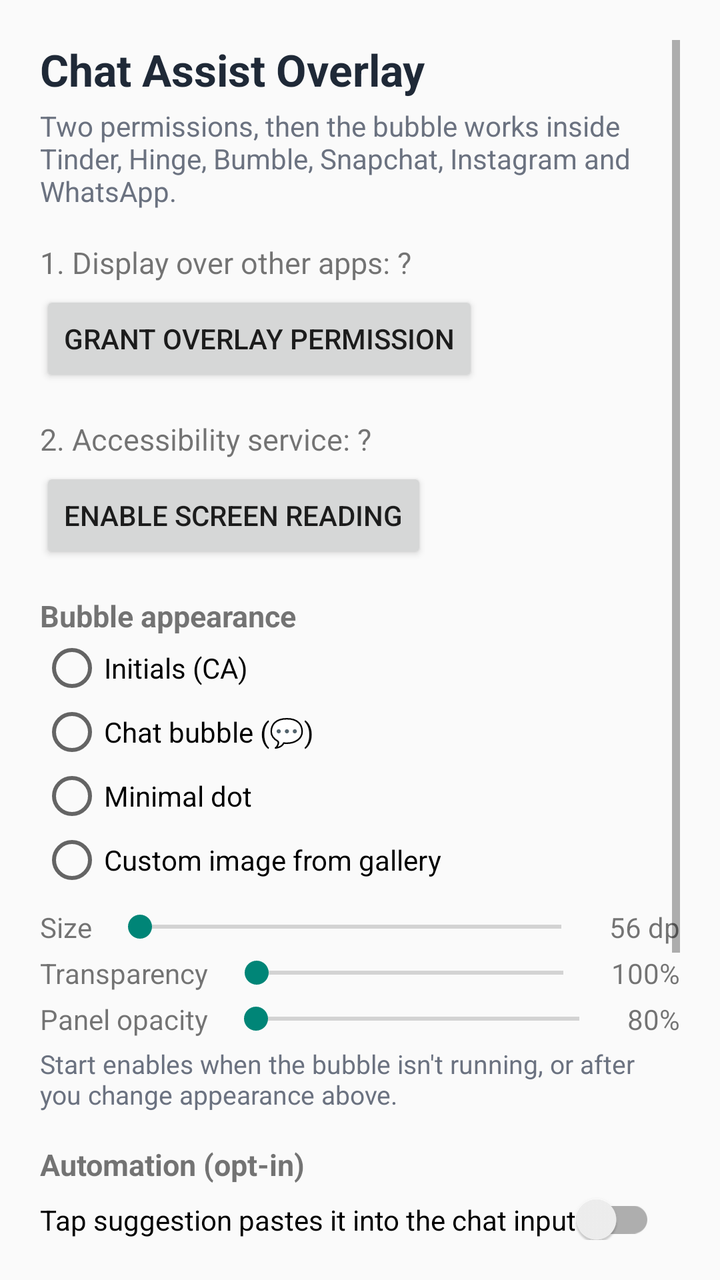
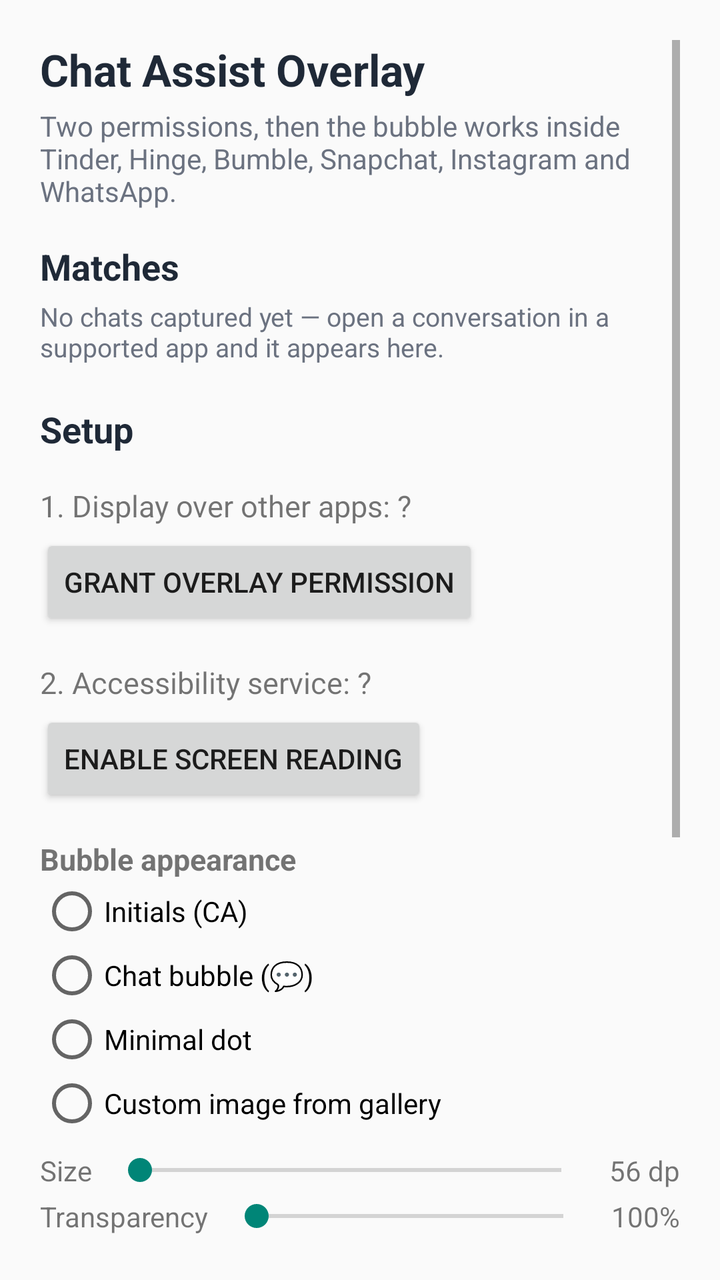

The first picture is an Android layout as it rendered before a commit; the second is the same layout after the commit. The layout source and the unified diff follow.
<!-- AndroidManifest.xml: application theme Theme.ChatAssist -->
<!-- res/layout/activity_main.xml -->
<?xml version="1.0" encoding="utf-8"?>
<ScrollView xmlns:android="http://schemas.android.com/apk/res/android"
    android:layout_width="match_parent"
    android:layout_height="match_parent"
    android:padding="20dp">

    <LinearLayout
        android:layout_width="match_parent"
        android:layout_height="wrap_content"
        android:orientation="vertical">

        <TextView
            android:layout_width="wrap_content"
            android:layout_height="wrap_content"
            android:text="Chat Assist Overlay"
            android:textColor="@color/ink"
            android:textSize="22sp"
            android:textStyle="bold" />

        <TextView
            android:layout_width="wrap_content"
            android:layout_height="wrap_content"
            android:layout_marginTop="4dp"
            android:text="Two permissions, then the bubble works inside Tinder, Hinge, Bumble, Snapchat, Instagram and WhatsApp."
            android:textColor="#6B7280"
            android:textSize="14sp" />

        <TextView
            android:id="@+id/statusOverlay"
            android:layout_width="wrap_content"
            android:layout_height="wrap_content"
            android:layout_marginTop="16dp"
            android:text="1. Display over other apps: ?"
            android:textSize="15sp" />

        <Button
            android:id="@+id/btnOverlay"
            android:layout_width="wrap_content"
            android:layout_height="wrap_content"
            android:layout_marginTop="4dp"
            android:text="Grant overlay permission" />

        <TextView
            android:id="@+id/statusA11y"
            android:layout_width="wrap_content"
            android:layout_height="wrap_content"
            android:layout_marginTop="16dp"
            android:text="2. Accessibility service: ?"
            android:textSize="15sp" />

        <Button
            android:id="@+id/btnA11y"
            android:layout_width="wrap_content"
            android:layout_height="wrap_content"
            android:layout_marginTop="4dp"
            android:text="Enable screen reading" />

        <TextView
            android:layout_width="wrap_content"
            android:layout_height="wrap_content"
            android:layout_marginTop="16dp"
            android:text="Bubble appearance"
            android:textSize="15sp"
            android:textStyle="bold" />

        <RadioGroup
            android:id="@+id/iconGroup"
            android:layout_width="match_parent"
            android:layout_height="wrap_content"
            android:orientation="vertical">

            <RadioButton
                android:id="@+id/radioInitials"
                android:layout_width="wrap_content"
                android:layout_height="wrap_content"
                android:text="Initials (CA)" />

            <RadioButton
                android:id="@+id/radioChat"
                android:layout_width="wrap_content"
                android:layout_height="wrap_content"
                android:text="Chat bubble (💬)" />

            <RadioButton
                android:id="@+id/radioDot"
                android:layout_width="wrap_content"
                android:layout_height="wrap_content"
                android:text="Minimal dot" />

            <RadioButton
                android:id="@+id/radioCustom"
                android:layout_width="wrap_content"
                android:layout_height="wrap_content"
                android:text="Custom image from gallery" />
        </RadioGroup>

        <LinearLayout
            android:layout_width="match_parent"
            android:layout_height="wrap_content"
            android:layout_marginTop="8dp"
            android:gravity="center_vertical"
            android:orientation="horizontal">

            <TextView
                android:layout_width="wrap_content"
                android:layout_height="wrap_content"
                android:text="Size"
                android:textSize="14sp" />

            <SeekBar
                android:id="@+id/sizeSeek"
                android:layout_width="0dp"
                android:layout_height="wrap_content"
                android:layout_marginStart="8dp"
                android:layout_weight="1" />

            <TextView
                android:id="@+id/sizeValue"
                android:layout_width="wrap_content"
                android:layout_height="wrap_content"
                android:layout_marginStart="8dp"
                android:text="56 dp"
                android:textSize="14sp" />
        </LinearLayout>

        <LinearLayout
            android:layout_width="match_parent"
            android:layout_height="wrap_content"
            android:layout_marginTop="4dp"
            android:gravity="center_vertical"
            android:orientation="horizontal">

            <TextView
                android:layout_width="wrap_content"
                android:layout_height="wrap_content"
                android:text="Transparency"
                android:textSize="14sp" />

            <SeekBar
                android:id="@+id/alphaSeek"
                android:layout_width="0dp"
                android:layout_height="wrap_content"
                android:layout_marginStart="8dp"
                android:layout_weight="1" />

            <TextView
                android:id="@+id/alphaValue"
                android:layout_width="wrap_content"
                android:layout_height="wrap_content"
                android:layout_marginStart="8dp"
                android:text="100%"
                android:textSize="14sp" />
        </LinearLayout>

        <LinearLayout
            android:layout_width="match_parent"
            android:layout_height="wrap_content"
            android:layout_marginTop="4dp"
            android:gravity="center_vertical"
            android:orientation="horizontal">

            <TextView
                android:layout_width="wrap_content"
                android:layout_height="wrap_content"
                android:text="Panel opacity"
                android:textSize="14sp" />

            <SeekBar
                android:id="@+id/panelAlphaSeek"
                android:layout_width="0dp"
                android:layout_height="wrap_content"
                android:layout_marginStart="8dp"
                android:layout_weight="1" />

            <TextView
                android:id="@+id/panelAlphaValue"
                android:layout_width="wrap_content"
                android:layout_height="wrap_content"
                android:layout_marginStart="8dp"
                android:text="80%"
                android:textSize="14sp" />
        </LinearLayout>

        <TextView
            android:layout_width="wrap_content"
            android:layout_height="wrap_content"
            android:layout_marginTop="4dp"
            android:text="Start enables when the bubble isn't running, or after you change appearance above."
            android:textColor="#6B7280"
            android:textSize="13sp" />

        <TextView
            android:layout_width="wrap_content"
            android:layout_height="wrap_content"
            android:layout_marginTop="16dp"
            android:text="Automation (opt-in)"
            android:textSize="15sp"
            android:textStyle="bold" />

        <androidx.appcompat.widget.SwitchCompat
            android:id="@+id/autoPasteSwitch"
            android:layout_width="wrap_content"
            android:layout_height="wrap_content"
            android:layout_marginTop="4dp"
            android:text="Tap suggestion pastes it into the chat input"
            android:textSize="14sp" />

        <TextView
            android:layout_width="wrap_content"
            android:layout_height="wrap_content"
            android:layout_marginTop="2dp"
            android:text="You always press send yourself. Off = tap copies to clipboard."
            android:textColor="#6B7280"
            android:textSize="13sp" />

        <Button
            android:id="@+id/btnStart"
            android:layout_width="wrap_content"
            android:layout_height="wrap_content"
            android:layout_marginTop="12dp"
            android:text="Start bubble" />

        <Button
            android:id="@+id/btnTest"
            android:layout_width="wrap_content"
            android:layout_height="wrap_content"
            android:layout_marginTop="8dp"
            android:text="Send test suggestion request" />

        <TextView
            android:id="@+id/testResult"
            android:layout_width="wrap_content"
            android:layout_height="wrap_content"
            android:layout_marginTop="8dp"
            android:text=""
            android:textSize="14sp" />

        <TextView
            android:id="@+id/versionFooter"
            android:layout_width="wrap_content"
            android:layout_height="wrap_content"
            android:layout_gravity="center_horizontal"
            android:layout_marginTop="24dp"
            android:textColor="#9CA3AF"
            android:textSize="12sp" />
    </LinearLayout>
</ScrollView>
<!-- resources referenced by this layout -->
<resources>
  <color name="ink">#1F2937</color>
  <style name="Theme.ChatAssist" parent="Theme.AppCompat.Light.NoActionBar">
          <item name="colorPrimary">@color/brand</item>
          <item name="colorPrimaryDark">@color/brand_dark</item>
          <item name="android:windowBackground">@color/paper</item>
      </style>
  <color name="brand">#DB2777</color>
  <color name="brand_dark">#9D174D</color>
  <color name="paper">#FAFAFA</color>
</resources>

<!-- the commit's change to res/layout/activity_main.xml (unified diff, before → after) -->
@@ -24,6 +24,40 @@
             android:text="Two permissions, then the bubble works inside Tinder, Hinge, Bumble, Snapchat, Instagram and WhatsApp."
             android:textColor="#6B7280"
             android:textSize="14sp" />
+
+        <TextView
+            android:layout_width="wrap_content"
+            android:layout_height="wrap_content"
+            android:layout_marginTop="16dp"
+            android:text="Matches"
+            android:textColor="@color/ink"
+            android:textSize="18sp"
+            android:textStyle="bold" />
+
+        <TextView
+            android:id="@+id/matchEmptyHint"
+            android:layout_width="wrap_content"
+            android:layout_height="wrap_content"
+            android:layout_marginTop="4dp"
+            android:text="No chats captured yet — open a conversation in a supported app and it appears here."
+            android:textColor="#6B7280"
+            android:textSize="13sp" />
+
+        <LinearLayout
+            android:id="@+id/matchList"
+            android:layout_width="match_parent"
+            android:layout_height="wrap_content"
+            android:layout_marginTop="4dp"
+            android:orientation="vertical" />
+
+        <TextView
+            android:layout_width="wrap_content"
+            android:layout_height="wrap_content"
+            android:layout_marginTop="16dp"
+            android:text="Setup"
+            android:textColor="@color/ink"
+            android:textSize="18sp"
+            android:textStyle="bold" />
 
         <TextView
             android:id="@+id/statusOverlay"
